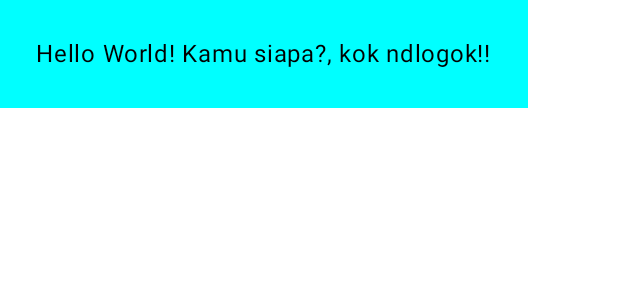
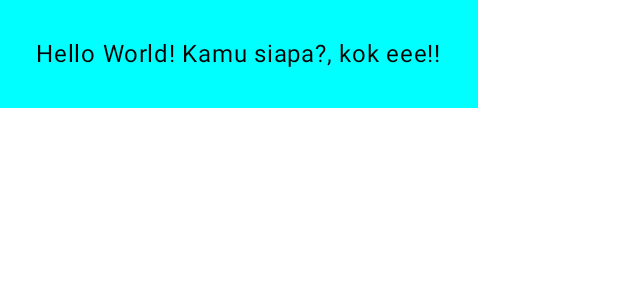
Before and after one commit to masjat/MobilePro, an Android app built with Jetpack Compose: the @Preview function GreetingPreview, on a phone screen of 412 x 824 dp. Shown: the top 300 px of the screen. Run offline under Robolectric (Android 15) with nearby library versions, the phone set to English and light mode, and no system bars.

Commit message:
mengubah nama dan kalimat

```diff
--- a/app/src/main/java/com/example/mobileappp1/MainActivity.kt
+++ b/app/src/main/java/com/example/mobileappp1/MainActivity.kt
@@ -38,7 +38,7 @@ class MainActivity : ComponentActivity() {
 fun Greeting(name: String, modifier: Modifier = Modifier) {
     Surface (color = Color.Cyan){
         Text(
-            text = "Hello $name! Kamu siapa?, kok ndlogok!!",
+            text = "Hello $name! Kamu siapa?, kok eee!!",
             modifier = Modifier.padding(24.dp)
         )
     }
```
